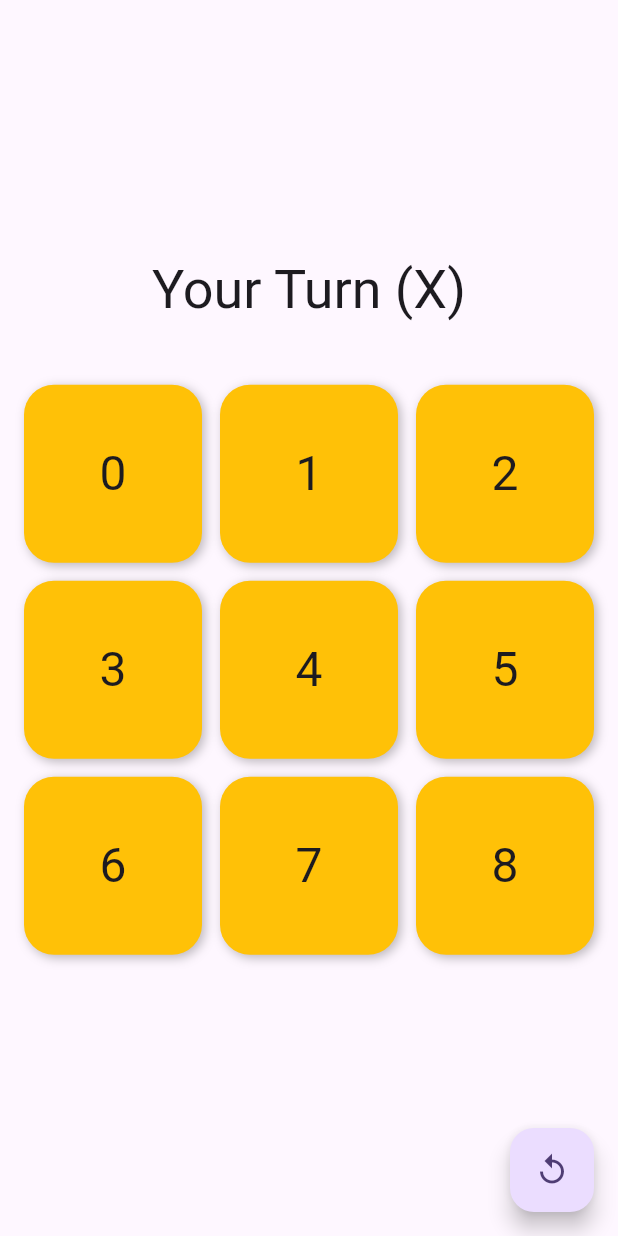
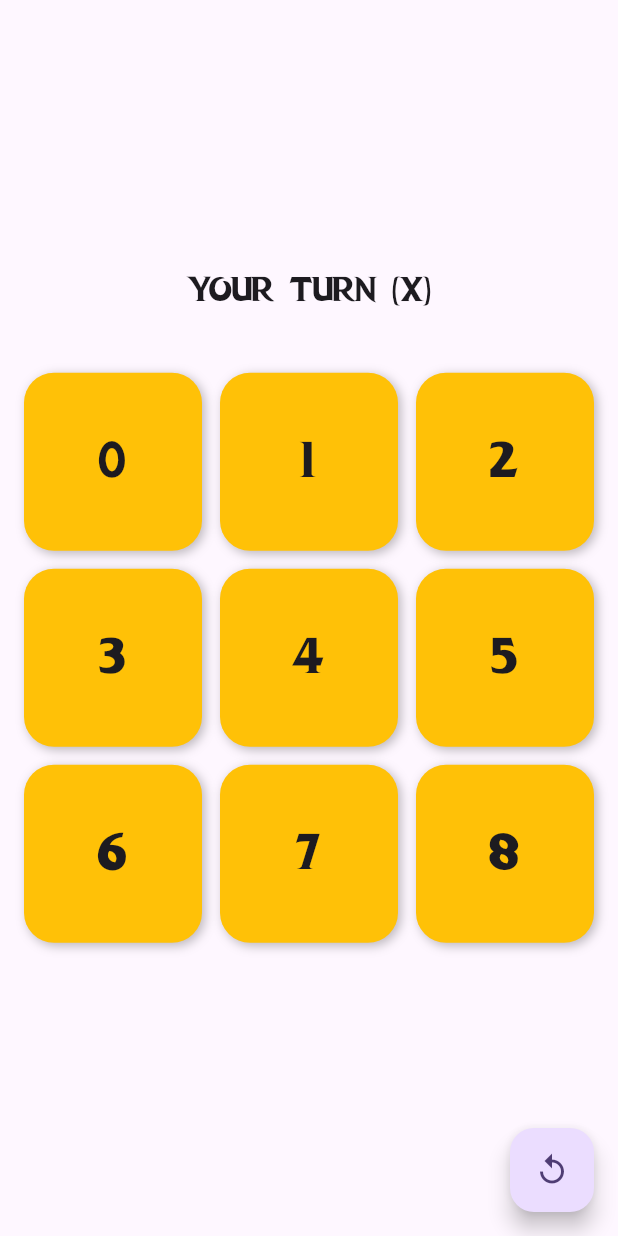
Before and after one commit to SAQG007/tic_tac_toe, a Flutter app: the screen it shows after launch, on a phone screen of 412 x 824 dp. Run offline on Flutter 3.47's test engine with Material 2 defaults, Android fonts, the phone set to English and light mode, and no system bars.

Commit message:
Changed font

```diff
--- a/lib/main.dart
+++ b/lib/main.dart
@@ -16,6 +16,14 @@ class MyApp extends StatelessWidget {
       theme: ThemeData(
         colorScheme: ColorScheme.fromSeed(seedColor: Colors.deepPurple),
         useMaterial3: true,
+        textTheme: const TextTheme(
+          headlineLarge: TextStyle(
+            fontFamily: 'Dragon-Hunter',
+          ),
+          titleLarge: TextStyle(
+            fontFamily: 'Dragon-Hunter',
+          ),
+        ),
       ),
       debugShowCheckedModeBanner: false,
       home: const Board(),
--- a/lib/pages/board.dart
+++ b/lib/pages/board.dart
@@ -16,7 +16,7 @@ class _BoardState extends State<Board> {
         children: [
           Text(
             "Your Turn (X)",
-            style: Theme.of(context).textTheme.displaySmall,
+            style: Theme.of(context).textTheme.titleLarge,
           ),
           Center(
             child: GridView.count(
```
Also changed, not shown: pubspec.yaml (+4 -6 lines), assets/fonts/Dragon-Hunter.otf (added).
